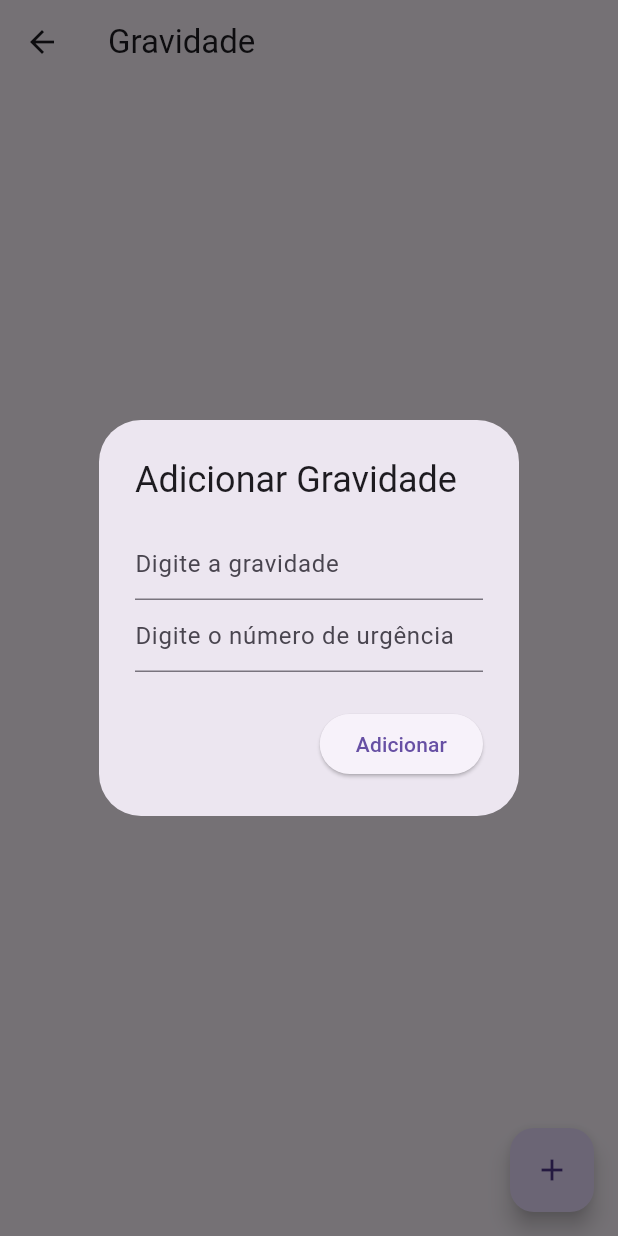
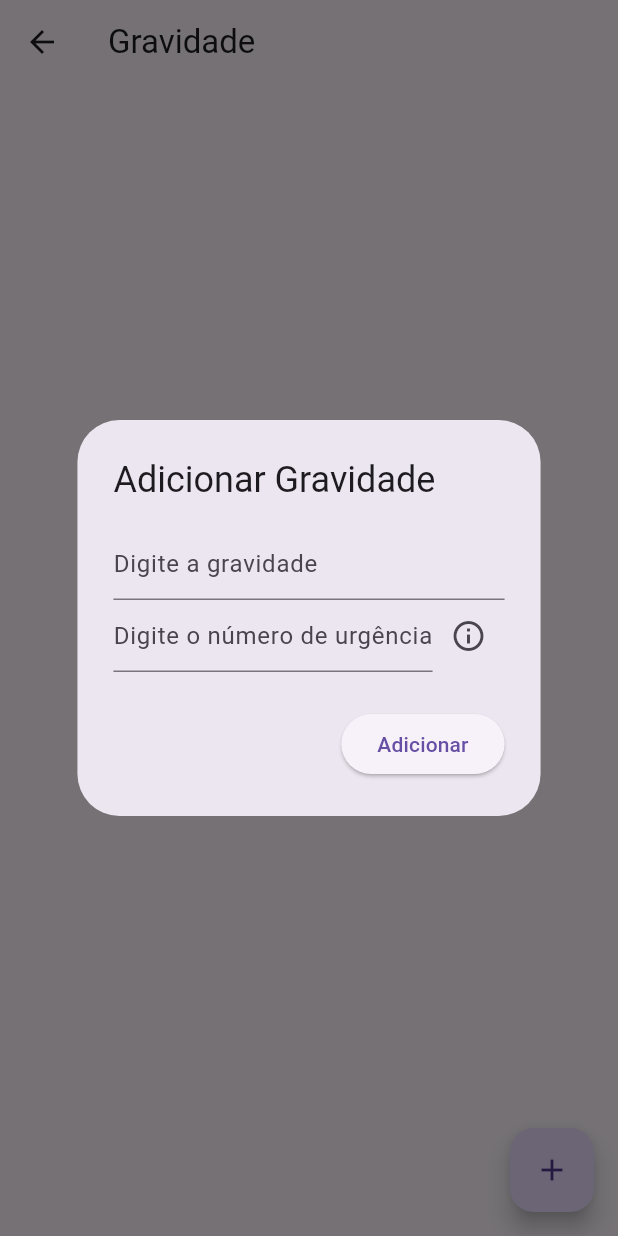
Before and after one commit to Dantas2707/TCC, a Flutter app: the Gravidade screen opened directly, after a tap on the "add" icon, on a phone screen of 412 x 824 dp. Run offline on Flutter 3.47's test engine with Material 3 defaults, Android fonts, the phone set to English and light mode, and no system bars; our stand-ins replace cloud_firestore, file_picker, firebase_auth, firebase_core, firebase_storage, permission_handler; missing offline and left inert: flutter_background_messenger; accounts and stored records are empty.

```diff
--- a/lib/Pages/tela_gravidade.dart
+++ b/lib/Pages/tela_gravidade.dart
@@ -29,10 +29,31 @@ class _GravidadeState extends State<Gravidade> {
             controller: gravidadeController,
             decoration: const InputDecoration(hintText: "Digite a gravidade"),
           ),
-            TextField(
+          Row(
+            crossAxisAlignment: CrossAxisAlignment.center,
+            children: [
+              Expanded(
+                child: TextField(
                   controller: numeroController,
                   decoration: const InputDecoration(hintText: "Digite o número de urgência"),
                   keyboardType: TextInputType.number,
+                ),
+              ),
+              IconButton(
+                icon: const Icon(Icons.info_outline),
+                tooltip: "Informe um número entre 1 e 5:\n1 - Leve\n5 - Urgência máxima",
+                onPressed: () {
+                  ScaffoldMessenger.of(context).showSnackBar(
+                    const SnackBar(
+                      content: Text(
+                        "Classificação de urgência:\n1 - Leve\n5 - Urgência máxima",
+                      ),
+                      duration: Duration(seconds: 3),
+                    ),
+                  );
+                },
+              ),
+            ],
           ),
         ],
       ),
@@ -40,9 +61,13 @@ class _GravidadeState extends State<Gravidade> {
         ElevatedButton(
           onPressed: () async {
             try {
+              int urgencia = int.parse(numeroController.text);
+              if (urgencia < 1 || urgencia > 5) {
+                throw Exception("A urgência deve estar entre 1 e 5.");
+              }
               await firestoreService.addgravidade(
                 gravidadeController.text,
-                  int.parse(numeroController.text),
+                urgencia,
               );
               gravidadeController.clear();
               numeroController.clear();
```
Also changed, not shown: pubspec.yaml (+68 -3 lines), pubspec.lock. Lines whose indentation alone changed are shown as unchanged.
